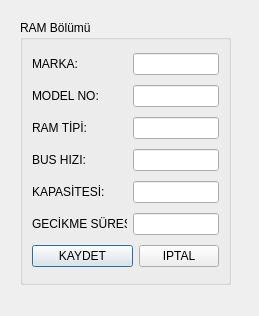
The window that UI/VeriFormlari/tmoramtanimlamaformu.ui (onur35iii/TeknolojiMarketiOtomasyonu) describes before a commit, drawn with Qt 5.
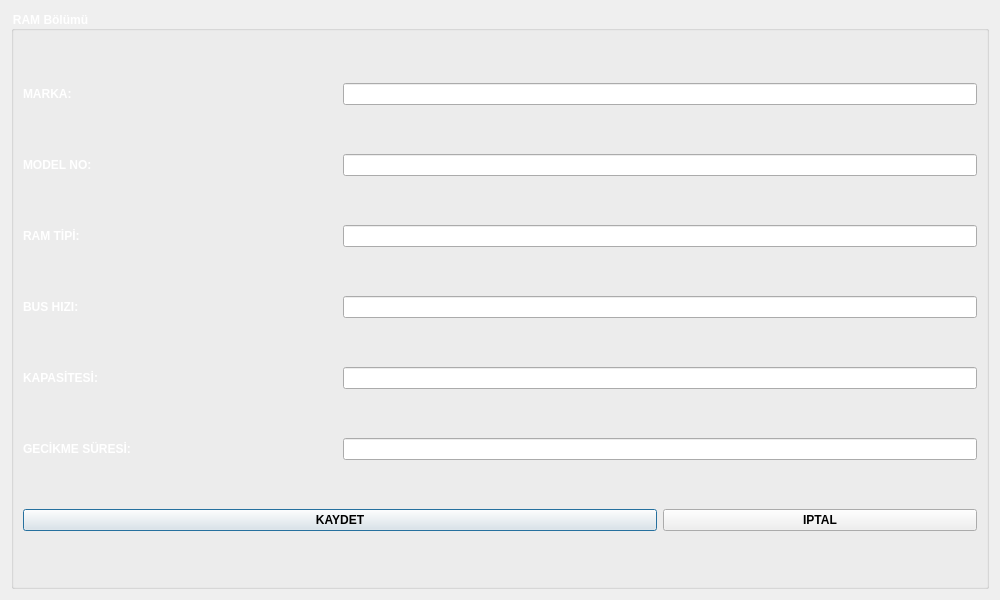
The same window after the commit. Icons and pictures are not drawn.

The edit to the form file:
```diff
--- a/UI/VeriFormlari/tmoramtanimlamaformu.ui
+++ b/UI/VeriFormlari/tmoramtanimlamaformu.ui
@@ -6,22 +6,53 @@
    <rect>
     <x>0</x>
     <y>0</y>
-    <width>259</width>
-    <height>316</height>
+    <width>1000</width>
+    <height>600</height>
    </rect>
   </property>
+  <property name="sizePolicy">
+   <sizepolicy hsizetype="Preferred" vsizetype="Preferred">
+    <horstretch>100</horstretch>
+    <verstretch>0</verstretch>
+   </sizepolicy>
+  </property>
+  <property name="minimumSize">
+   <size>
+    <width>1000</width>
+    <height>600</height>
+   </size>
+  </property>
+  <property name="maximumSize">
+   <size>
+    <width>1000</width>
+    <height>600</height>
+   </size>
+  </property>
   <property name="windowTitle">
    <string>Dialog</string>
   </property>
+  <property name="styleSheet">
+   <string notr="true">TMORAMTanimlamaFormu{
+	background-image: url(:/resimler/ram.jpg);
+
+}
+
+QLabel {
+   font:Bold; 
+   color: #ffffff;
+}
+QGroupBox {
+    font:Bold;
+color: #ffffff;
+}
+QPushButton{font:Bold;}
+
+
+</string>
+  </property>
+  <layout class="QGridLayout" name="gridLayout">
+   <item row="0" column="0">
   <widget class="QGroupBox" name="GBRAMBolumu">
-   <property name="geometry">
-    <rect>
-     <x>20</x>
-     <y>20</y>
-     <width>211</width>
-     <height>265</height>
-    </rect>
-   </property>
    <property name="title">
     <string>RAM Bölümü</string>
    </property>
@@ -120,6 +151,8 @@
     </item>
    </layout>
   </widget>
+   </item>
+  </layout>
  </widget>
  <tabstops>
   <tabstop>LEMarka</tabstop>
```
Lines whose indentation alone changed are shown as unchanged.
